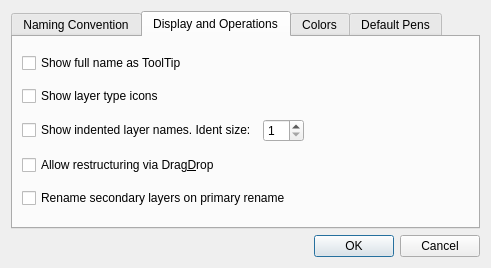
Before: the Qt Designer form librecad/src/ui/forms/lc_layertreeoptionsdialog.ui in LibreCAD/LibreCAD, drawn with Qt 5.
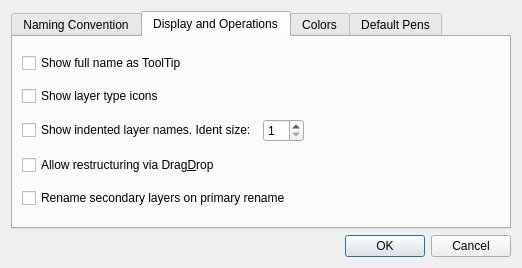
After: the same form once the commit is applied. The open tabs and pages were chosen to show the change. Icons and pictures are not drawn. Custom widgets are drawn as their Qt base class.

Patch:
```diff
--- a/librecad/src/ui/forms/lc_layertreeoptionsdialog.ui
+++ b/librecad/src/ui/forms/lc_layertreeoptionsdialog.ui
@@ -6,7 +6,7 @@
    <rect>
     <x>0</x>
     <y>0</y>
-    <width>491</width>
+    <width>522</width>
     <height>268</height>
    </rect>
   </property>
```
Left out of the diff: 80 changed lines with no effect on the pictures.
